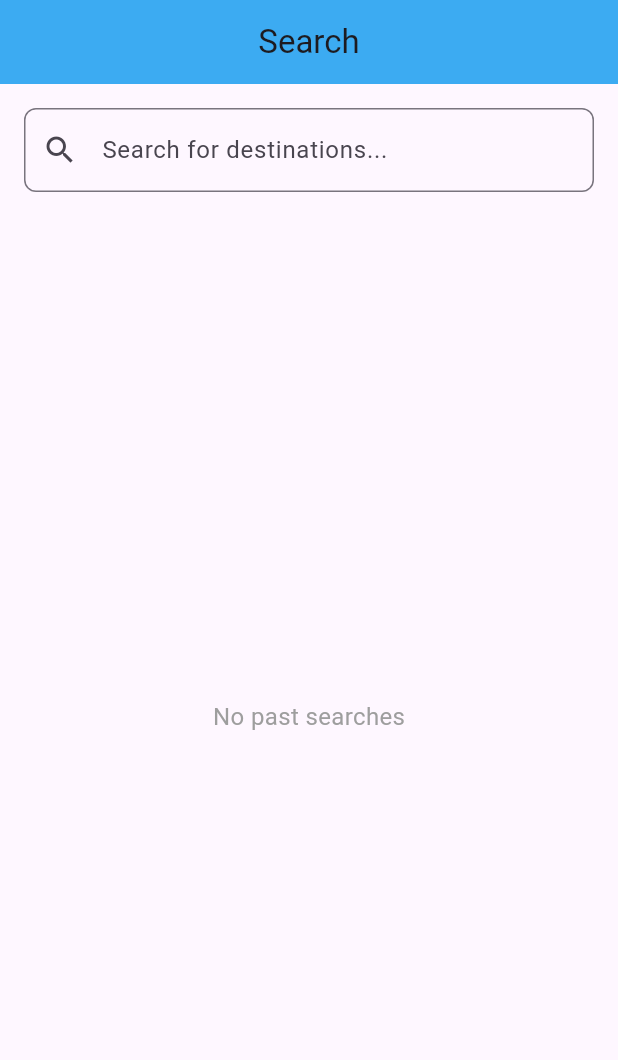
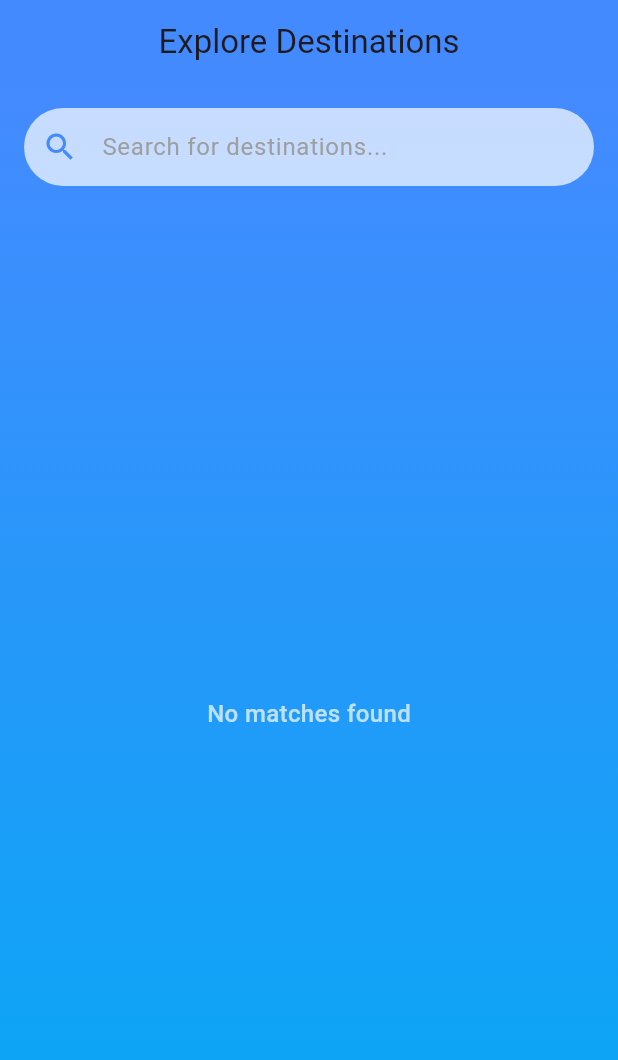
Before and after one commit to WilliamSiddhiKhangga/UAS-MoProg, a Flutter app: the SearchPage screen opened directly, on a phone screen of 412 x 824 dp. Shown: the top 1060 px of the screen. Run offline on Flutter 3.47's test engine with Material 3 defaults, Android fonts, the phone set to English and light mode, and no system bars; our stand-ins replace cloud_firestore, firebase_auth, firebase_core, google_sign_in, shared_preferences; accounts and stored records are empty.

Commit message:
search bakal diedit

```diff
--- a/lib/pages/navpages/search_page.dart
+++ b/lib/pages/navpages/search_page.dart
@@ -10,77 +10,144 @@ class SearchPage extends StatefulWidget {
 class _SearchPageState extends State<SearchPage> {
   final TextEditingController _searchController = TextEditingController();
   final List<String> _pastSearches = [];
+  bool _isFocused = false;
 
-  void _addSearchQuery(String query) {
+  final List<String> images = [
+    "img/fuji.png",
+    "img/liberty.png",
+    "img/paris.png",
+  ];
+
+  final List<String> texts = [
+    "Tokyo",
+    "New York",
+    "Paris",
+  ];
+
+  final List<String> countries = [
+    "Japan",
+    "USA",
+    "France",
+  ];
+
+  List<int> _searchResults = [];
+
+  void _performSearch(String query) {
     if (query.isNotEmpty) {
       setState(() {
-        _pastSearches.remove(query);
-        _pastSearches.insert(0, query);
-      });
-      _searchController.clear();
+        _searchResults = [];
+        for (int i = 0; i < texts.length; i++) {
+          if (texts[i].toLowerCase().contains(query.toLowerCase()) ||
+              countries[i].toLowerCase().contains(query.toLowerCase())) {
+            _searchResults.add(i);
           }
         }
-
-  void _reuseSearchQuery(String query) {
+      });
+    } else {
       setState(() {
-      _searchController.text = query;
+        _searchResults = [];
       });
+    }
   }
 
   @override
   Widget build(BuildContext context) {
     return Scaffold(
       appBar: AppBar(
-        title: const Text("Search"),
+        title: const Text("Explore Destinations"),
         centerTitle: true,
         automaticallyImplyLeading: false,
-        backgroundColor: const Color.fromARGB(215, 24, 157, 239)
+        backgroundColor: Colors.blueAccent,
+        elevation: 0,
       ),
-      body: Padding(
+      body: Container(
+        decoration: const BoxDecoration(
+          gradient: LinearGradient(
+            colors: [Colors.blueAccent, Colors.lightBlue],
+            begin: Alignment.topCenter,
+            end: Alignment.bottomCenter,
+          ),
+        ),
+        child: Padding(
           padding: const EdgeInsets.all(16.0),
           child: Column(
             children: [
-            TextField(
+              Focus(
+                onFocusChange: (focus) => setState(() => _isFocused = focus),
+                child: TextField(
                   controller: _searchController,
-              onSubmitted: _addSearchQuery,
+                  onChanged: _performSearch,
+                  style: const TextStyle(fontSize: 16, color: Colors.black87),
                   decoration: InputDecoration(
                     hintText: "Search for destinations...",
-                prefixIcon: const Icon(Icons.search),
+                    hintStyle: const TextStyle(color: Colors.grey),
+                    prefixIcon: const Icon(Icons.search, color: Colors.blueAccent),
                     suffixIcon: _searchController.text.isNotEmpty
                         ? IconButton(
-                        icon: const Icon(Icons.clear),
-                        onPressed: () => _searchController.clear(),
+                            icon: const Icon(Icons.clear, color: Colors.redAccent),
+                            onPressed: () {
+                              _searchController.clear();
+                              _performSearch('');
+                            },
                           )
                         : null,
+                    filled: true,
+                    fillColor: _isFocused ? Colors.white : Colors.white70,
                     border: OutlineInputBorder(
-                  borderRadius: BorderRadius.circular(8),
+                      borderRadius: BorderRadius.circular(30),
+                      borderSide: BorderSide.none,
+                    ),
+                    contentPadding: const EdgeInsets.symmetric(vertical: 14.0, horizontal: 20.0),
                   ),
                 ),
               ),
               const SizedBox(height: 20),
-
               Expanded(
-              child: _pastSearches.isEmpty
+                child: _searchResults.isEmpty
                     ? const Center(
                         child: Text(
-                        "No past searches",
+                          "No matches found",
                           style: TextStyle(
-                          color: Colors.grey,
+                            color: Colors.white70,
                             fontSize: 16,
+                            fontWeight: FontWeight.w500,
                           ),
                         ),
                       )
                     : ListView.builder(
-                      itemCount: _pastSearches.length,
+                        itemCount: _searchResults.length,
                         itemBuilder: (context, index) {
-                        final query = _pastSearches[index];
-                        return ListTile(
-                          title: Text(query),
-                          trailing: IconButton(
-                            icon: const Icon(Icons.arrow_forward),
-                            onPressed: () => _reuseSearchQuery(query),
+                          final resultIndex = _searchResults[index];
+                          return Card(
+                            elevation: 4,
+                            margin: const EdgeInsets.symmetric(vertical: 8.0, horizontal: 4.0),
+                            shape: RoundedRectangleBorder(
+                              borderRadius: BorderRadius.circular(15),
                             ),
-                          onTap: () => _reuseSearchQuery(query),
+                            child: ListTile(
+                              leading: ClipRRect(
+                                borderRadius: BorderRadius.circular(8.0),
+                                child: Image.asset(
+                                  images[resultIndex],
+                                  width: 50,
+                                  height: 50,
+                                  fit: BoxFit.cover,
+                                ),
+                              ),
+                              title: Text(
+                                texts[resultIndex],
+                                style: const TextStyle(
+                                  fontSize: 16,
+                                  fontWeight: FontWeight.w500,
+                                ),
+                              ),
+                              subtitle: Text(
+                                countries[resultIndex],
+                                style: const TextStyle(
+                                  color: Colors.grey,
+                                ),
+                              ),
+                            ),
                           );
                         },
                       ),
@@ -88,6 +155,7 @@ class _SearchPageState extends State<SearchPage> {
             ],
           ),
         ),
+      ),
     );
   }
 }
```
Lines whose indentation alone changed are shown as unchanged.
